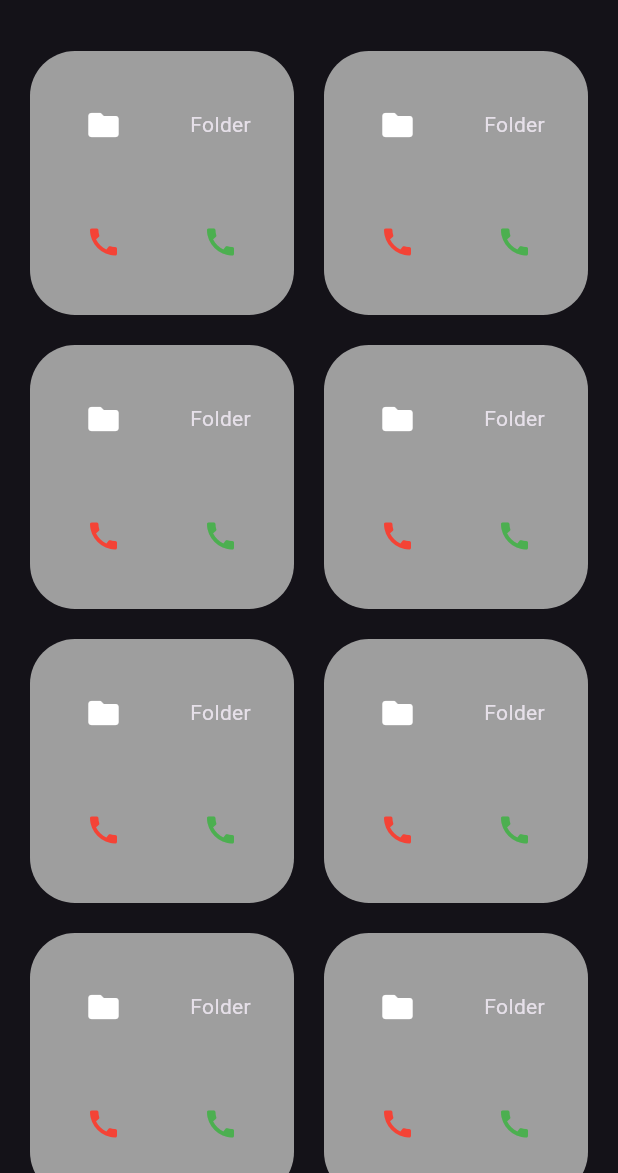
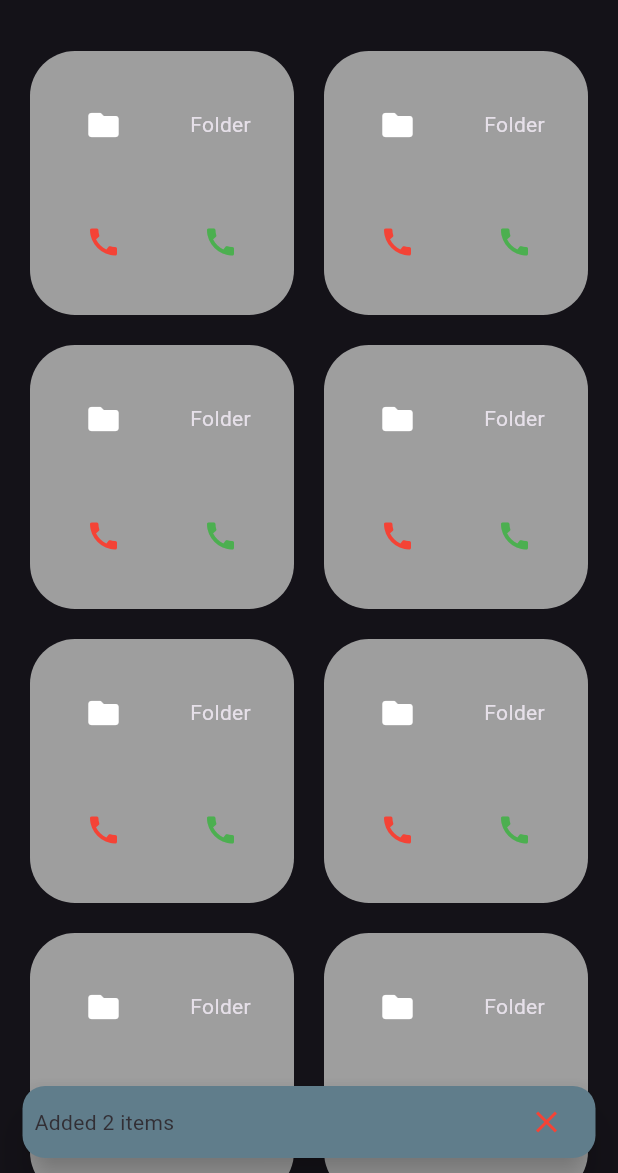
Before and after one commit to Brainiac11/ScoutingTestApp, a Flutter app: the screen it shows after launch, after a tap on the "add" icon, on a phone screen of 412 x 824 dp, the part 63-1236 px from its top. Run offline on Flutter 3.47's test engine with Material 2 defaults, Android fonts, the phone set to English and light mode, and no system bars.

Commit message:
Starting Repository

```diff
--- a/lib/main.dart
+++ b/lib/main.dart
@@ -39,19 +39,40 @@ class MyHomePage extends StatefulWidget {
 class _MyHomePageState extends State<MyHomePage> {
   @override
   Widget build(BuildContext context) {
-    // This method is rerun every time setState is called, for instance as done
-    // by the _incrementCounter method above.
-    //
-    // The Flutter framework has been optimized to make rerunning build methods
-    // fast, so that you can just rebuild anything that needs updating rather
-    // than having to individually change instances of widgets.
+    int counter = 1;
+    void showSnackBar() {
+      setState(() {
+        counter++;
+      });
+      ScaffoldMessenger.of(context).showSnackBar(
+        SnackBar(
+          content: Text("Added $counter items"),
+          duration: const Duration(seconds: 2),
+          behavior: SnackBarBehavior.floating,
+          backgroundColor: Colors.blueGrey,
+          padding: const EdgeInsets.symmetric(
+            horizontal: 8.0,
+          ),
+          clipBehavior: Clip.antiAlias,
+          elevation: 10,
+          shape: RoundedRectangleBorder(
+            borderRadius: BorderRadius.circular(15),
+          ),
+          dismissDirection: DismissDirection.down,
+          closeIconColor: Colors.red,
+          showCloseIcon: true,
+        ),
+      );
+    }
 
     return Scaffold(
         appBar: AppBar(
           title: const Text("Demo App"),
           actions: <Widget>[
             IconButton(
-              onPressed: () {},
+              onPressed: () {
+                showSnackBar();
+              },
               icon: const Icon(Icons.add),
             ),
           ],
@@ -61,7 +82,7 @@ class _MyHomePageState extends State<MyHomePage> {
           padding: const EdgeInsets.all(10),
           physics: const BouncingScrollPhysics(),
           shrinkWrap: true,
-          children: List.generate(100, (index) {
+          children: List.generate(10, (index) {
             return Center(
               child: Container(
                 decoration: BoxDecoration(
```
